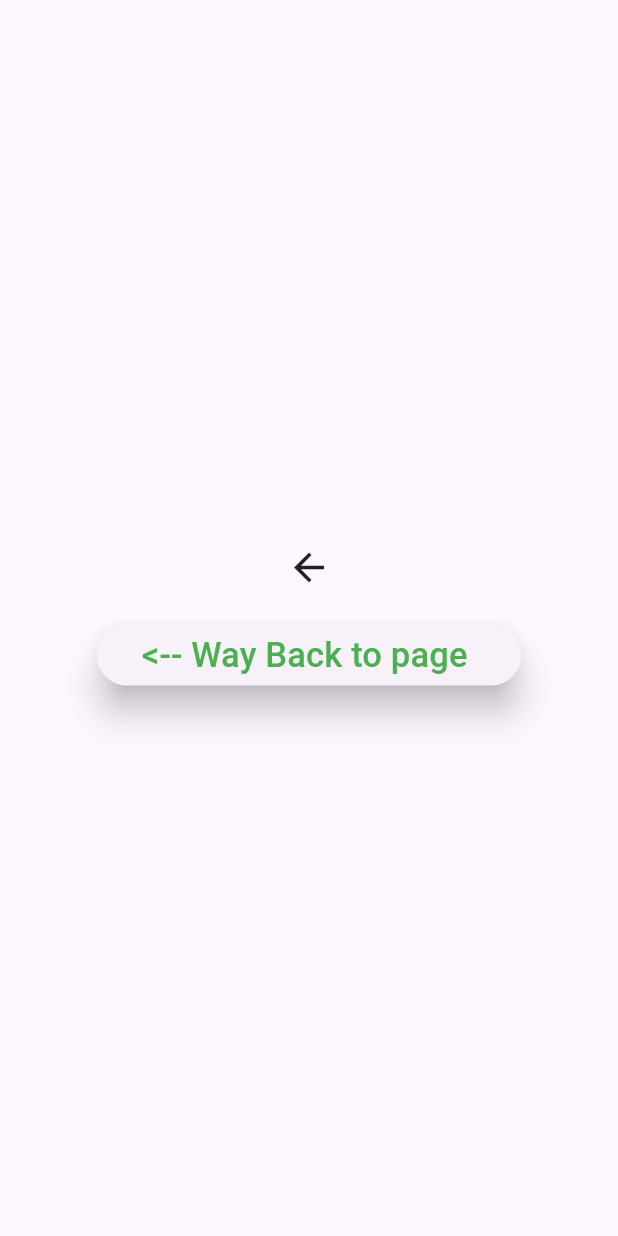
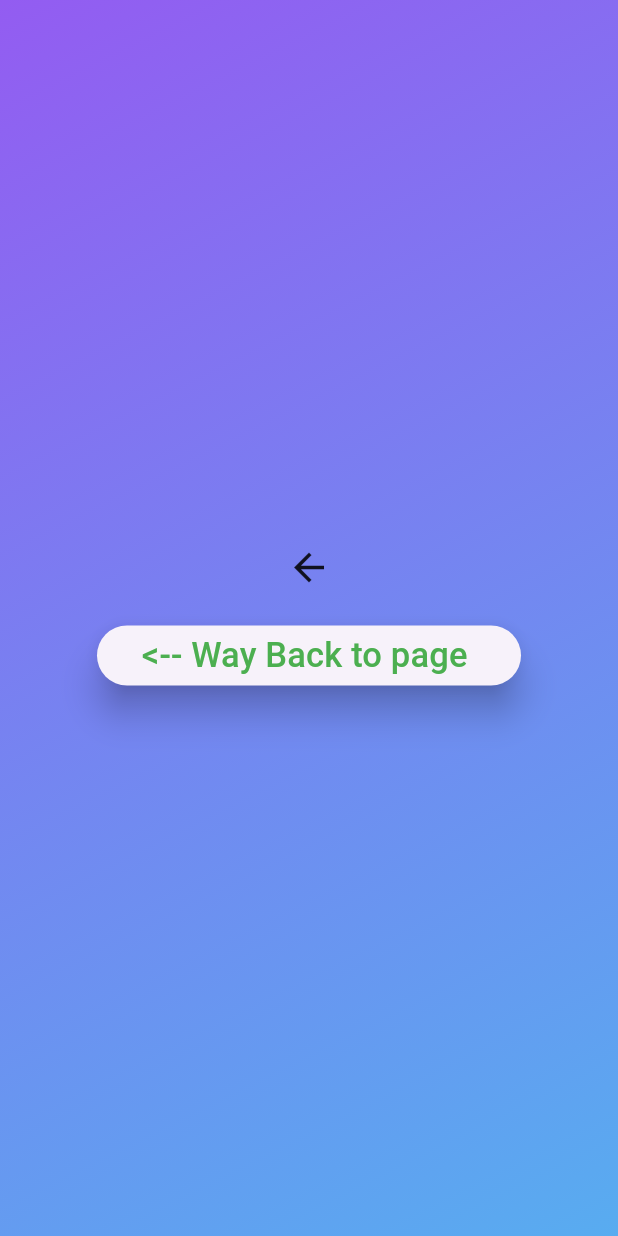
Before and after one commit to jsajwar/navigator_learn, a Flutter app: the screen it shows after launch, after a tap on "Way to Next page --->", on a phone screen of 412 x 824 dp. Run offline on Flutter 3.47's test engine with Material 3 defaults, Android fonts, the phone set to English and light mode, and no system bars.

Commit message:
add gradient widget

```diff
--- a/lib/main.dart
+++ b/lib/main.dart
@@ -1,20 +1,26 @@
-// ignore_for_file: prefer_const_constructors, sort_child_properties_last
+// ignore_for_file: prefer_const_constructors, sort_child_properties_last, prefer_const_literals_to_create_immutables
 
 import "package:flutter/material.dart";
 
 void main() {
   runApp(const MaterialApp(
-    home: First_page(),
+    home: FirstPage(),
   ));
 }
 
-class First_page extends StatelessWidget {
-  const First_page({super.key});
+class FirstPage extends StatelessWidget {
+  const FirstPage({super.key});
 
   @override
   Widget build(BuildContext context) {
     return Scaffold(
-        body: SafeArea(
+        body: Container(
+      decoration: BoxDecoration(
+        gradient: LinearGradient(colors: [
+          Color.fromARGB(255, 88, 172, 240),
+          Color.fromARGB(255, 147, 92, 241)
+        ], begin: Alignment.topLeft, end: Alignment.bottomRight),
+      ),
       child: Center(
         child: Column(
           mainAxisAlignment: MainAxisAlignment.center,
@@ -28,7 +34,7 @@ class First_page extends StatelessWidget {
                 Navigator.push(
                     context,
                     MaterialPageRoute(
-                      builder: (context) => Second_page(),
+                      builder: (context) => SecondPage(),
                     ));
               },
               child: Text(
@@ -44,13 +50,19 @@ class First_page extends StatelessWidget {
   }
 }
 
-class Second_page extends StatelessWidget {
-  const Second_page({super.key});
+class SecondPage extends StatelessWidget {
+  const SecondPage({super.key});
 
   @override
   Widget build(BuildContext context) {
     return Scaffold(
-      body: SafeArea(
+      body: Container(
+        decoration: BoxDecoration(
+          gradient: LinearGradient(colors: [
+            Color.fromARGB(255, 88, 172, 240),
+            Color.fromARGB(255, 147, 92, 241)
+          ], begin: Alignment.bottomRight, end: Alignment.topLeft),
+        ),
         child: Center(
           child: Column(
             mainAxisAlignment: MainAxisAlignment.center,
```
